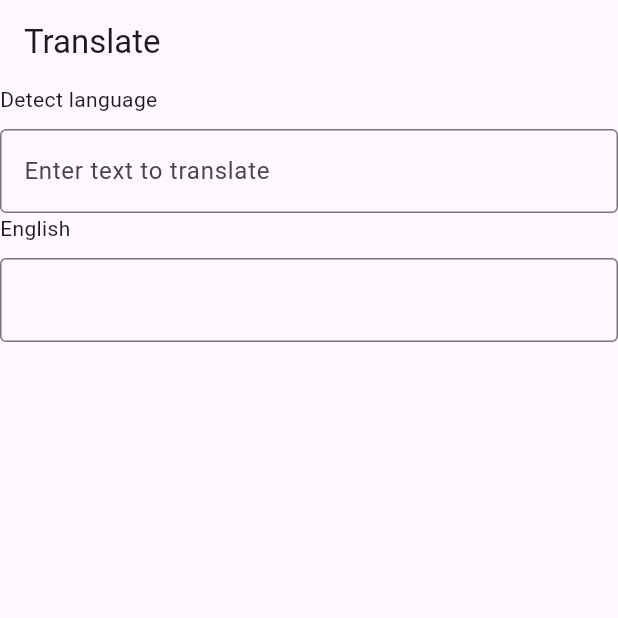
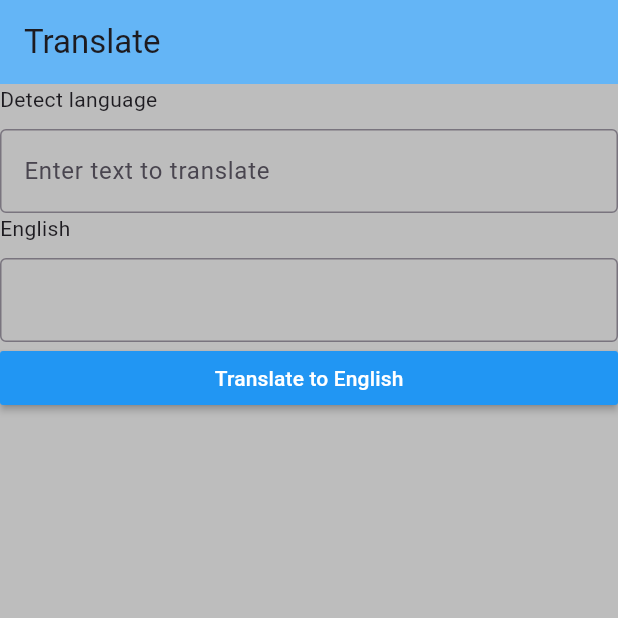
Before and after one commit to DRAGOON21S/SUTT-APP_DEV, a Flutter app: the screen it shows after launch, on a phone screen of 412 x 824 dp, the top half of it. Run offline on Flutter 3.47's test engine with Material 3 defaults, Android fonts, the phone set to English and light mode, and no system bars.

Commit message:
added api.dart

```diff
--- a/lib/main.dart
+++ b/lib/main.dart
@@ -1,41 +1,51 @@
 import 'package:flutter/material.dart';
+import './translate_api.dart';
 
-void main() {
-  runApp(MainApp());
-}
+void main() => runApp(MaterialApp(
+  home: Home()));
 
-class MainApp extends StatelessWidget {
-  String translated = 'Translation';
-
+class Home extends StatelessWidget{
+  final _controller = TextEditingController();
+  final _controller1 = TextEditingController();
   @override
-  Widget build(BuildContext context) {
-    return MaterialApp(
-      home: Scaffold(
+  Widget build(BuildContext context){
+    return Scaffold(
       appBar: AppBar(
         title: Text('Translate'),
+        backgroundColor: Colors.blue[300],
       ),
-        body: Center(
+      body: Container(
+        color: Colors.grey[400],
       child: ListView(
         children: [
-              const Text('Detect language'),
-              const SizedBox(height: 10),
-              const TextField(
+          Text('Detect language'),
+          SizedBox(height: 10),
+          TextField(
+            controller: _controller,
             decoration: InputDecoration(
               border: OutlineInputBorder(),
               labelText: 'Enter text to translate',
             ),),
-              const Text('English'),
-              const SizedBox(height: 10),
-              const TextField(
+
+
+          Text('English'),
+          SizedBox(height: 10),
+          TextField(
+            controller: _controller1,
             decoration: InputDecoration(
               border: OutlineInputBorder(),
-                ),)
-
-            ]
-
+            ),),
+          MaterialButton(
+            onPressed: () async {
+              final translatedText = await TranslateApi().post(_controller.text);
+              _controller1.text=translatedText;
+            },
+            color: Colors.blue,
+            child: const Text('Translate to English',
+                style: TextStyle(color: Colors.white)),
           ),
+        ],
     ),
-    ),
-    );
+    ));
   }
 }
--- a/pubspec.yaml
+++ b/pubspec.yaml
@@ -9,6 +9,7 @@ environment:
 dependencies:
   flutter:
     sdk: flutter
+  http: ^1.2.1
 
 dev_dependencies:
   flutter_test:
```
Also changed, not shown: lib/translate_api.dart (added, +32 -0 lines), pubspec.lock. Lines whose indentation alone changed are shown as unchanged.
